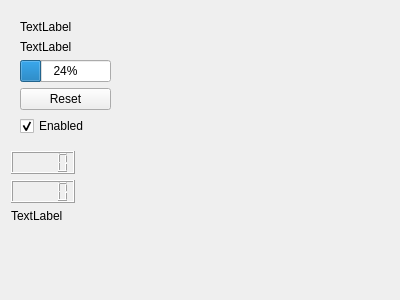
Old version of the form src/ui/SkyeAUStatus.ui in the repository skye-git/qgroundcontrol-old.
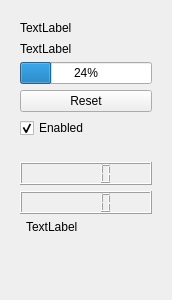
New version of the form.

```diff
--- a/src/ui/SkyeAUStatus.ui
+++ b/src/ui/SkyeAUStatus.ui
@@ -6,15 +6,15 @@
    <rect>
     <x>0</x>
     <y>0</y>
-    <width>400</width>
+    <width>172</width>
     <height>300</height>
    </rect>
   </property>
   <property name="windowTitle">
    <string>Form</string>
   </property>
-  <layout class="QFormLayout" name="formLayout">
-   <item row="0" column="0">
+  <layout class="QVBoxLayout" name="verticalLayout">
+   <item>
     <widget class="QWidget" name="widgetTop" native="true">
      <layout class="QVBoxLayout" name="verticalLayout_2">
       <item>
@@ -58,17 +58,23 @@
      </layout>
     </widget>
    </item>
-   <item row="1" column="0">
+   <item>
+    <widget class="QWidget" name="widgetBottom" native="true">
+     <layout class="QFormLayout" name="formLayout">
+      <item row="0" column="0" colspan="2">
     <widget class="QLCDNumber" name="lcdNumberVoltage"/>
    </item>
-   <item row="2" column="0">
+      <item row="1" column="0" colspan="2">
     <widget class="QLCDNumber" name="lcdNumberCurrent"/>
    </item>
-   <item row="3" column="0">
+      <item row="2" column="1">
     <widget class="QLabel" name="labelBatteryStatus">
      <property name="text">
       <string>TextLabel</string>
      </property>
+       </widget>
+      </item>
+     </layout>
     </widget>
    </item>
   </layout>
```
Lines whose indentation alone changed are shown as unchanged.
